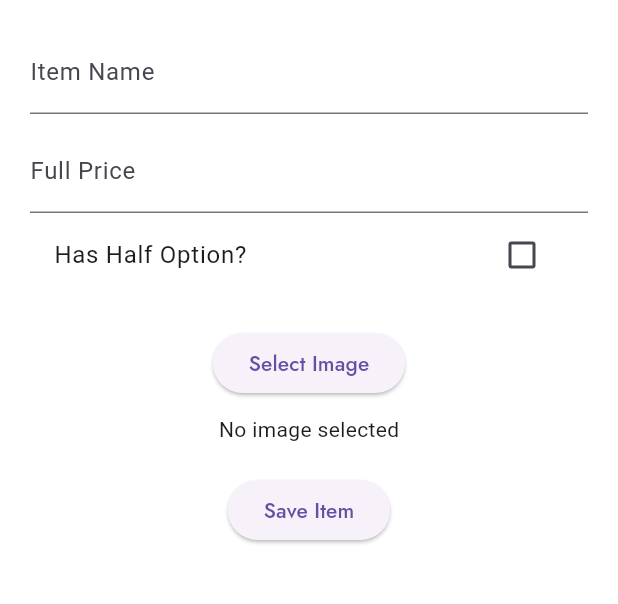
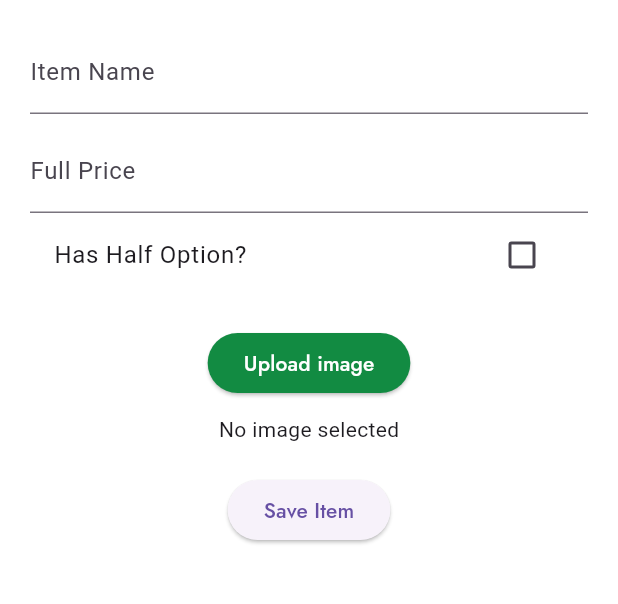
Before and after one commit to abhipawar2004/BillWiz, a Flutter app: the Menu screen opened directly, after a tap on "ADD MENU", on a phone screen of 412 x 824 dp, the part 120-724 px from its top. Run offline on Flutter 3.47's test engine with Material 3 defaults, Android fonts, the phone set to English and light mode, and no system bars; our stand-ins replace dotted_border, google_fonts, image_picker, pdf, printing; missing offline and left inert: stepper_counter_swipe.

```diff
--- a/lib/main.dart
+++ b/lib/main.dart
@@ -10,6 +10,7 @@ class MyApp extends StatelessWidget {
   @override
   Widget build(BuildContext context) {
     return MaterialApp(
+      theme: ThemeData(),
       debugShowCheckedModeBanner: false,
       title: 'Food App',
       home: SplashScreen(),
--- a/lib/model/cart.dart
+++ b/lib/model/cart.dart
@@ -1,4 +1,6 @@
-import 'package:flutter_app/model/Item.dart';
+
+
+import 'package:BillWiz/model/Item.dart';
 
 class CartItem {
   final Items item;
--- a/lib/pages/menu.dart
+++ b/lib/pages/menu.dart
@@ -1,8 +1,8 @@
 import 'package:flutter/material.dart';
-import 'package:flutter_app/widgets/addnewmenu.dart';
 import 'package:google_fonts/google_fonts.dart';
 import '../model/Item.dart';
 import '../model/Items.dart';
+import '../widgets/addnewmenu.dart';
 import '../widgets/menuItemTile.dart';
 
 class Menu extends StatefulWidget {
--- a/lib/pages/splash_screen.dart
+++ b/lib/pages/splash_screen.dart
@@ -1,8 +1,9 @@
 import 'dart:async';
 
+import 'package:BillWiz/pages/home.dart';
 import 'package:flutter/material.dart';
 
-import 'package:flutter_app/pages/home.dart';
+
 import 'package:google_fonts/google_fonts.dart';
 
 class SplashScreen extends StatefulWidget {
--- a/lib/widgets/Home1.dart
+++ b/lib/widgets/Home1.dart
@@ -1,7 +1,9 @@
 import 'package:flutter/material.dart';
-import 'package:flutter_app/pages/menu.dart';
-import 'package:flutter_app/pages/tables.dart';
+
 import 'package:google_fonts/google_fonts.dart';
+
+import '../pages/menu.dart';
+import '../pages/tables.dart';
 
 class Home1P extends StatelessWidget {
   const Home1P({super.key});
--- a/lib/widgets/addnewmenu.dart
+++ b/lib/widgets/addnewmenu.dart
@@ -1,5 +1,6 @@
 import 'dart:io';
 
+import 'package:dotted_border/dotted_border.dart';
 import 'package:flutter/material.dart';
 import 'package:google_fonts/google_fonts.dart';
 import 'package:image_picker/image_picker.dart';
@@ -37,7 +38,6 @@ class _AddMenuPageState extends State<AddMenuPage> {
     }
   }
 
-
   void _saveItem() {
     if (_formKey.currentState!.validate() && _image != null) {
       final newItem = {
@@ -51,7 +51,7 @@ class _AddMenuPageState extends State<AddMenuPage> {
       Navigator.of(context).pop();
     } else if (_image == null) {
       ScaffoldMessenger.of(context).showSnackBar(
-        SnackBar(content: Text('Please select an image')),
+        const SnackBar(content: Text('Please select an image')),
       );
     }
   }
@@ -90,9 +90,11 @@ class _AddMenuPageState extends State<AddMenuPage> {
             key: _formKey,
             child: SingleChildScrollView(
               child: Column(
-                children:[
+                children: [
                   TextFormField(
-                    decoration: InputDecoration(labelText: 'Item Name'),
+                    autocorrect: true,
+                    cursorColor: Color(0xFF128B42),
+                    decoration: const InputDecoration(labelText: 'Item Name',),
                     validator: (value) {
                       if (value == null || value.isEmpty) {
                         return 'Please enter the item name';
@@ -105,9 +107,9 @@ class _AddMenuPageState extends State<AddMenuPage> {
                       });
                     },
                   ),
-                  SizedBox(height: 10),
+                  const SizedBox(height: 10),
                   TextFormField(
-                    decoration: InputDecoration(labelText: 'Full Price'),
+                    decoration: const InputDecoration(labelText: 'Full Price'),
                     keyboardType: TextInputType.number,
                     validator: (value) {
                       if (value == null || value.isEmpty) {
@@ -125,7 +127,7 @@ class _AddMenuPageState extends State<AddMenuPage> {
                     },
                   ),
                   CheckboxListTile(
-                    title: Text('Has Half Option?'),
+                    title: const Text('Has Half Option?'),
                     value: hasHalfOption,
                     onChanged: (bool? value) {
                       setState(() {
@@ -135,11 +137,11 @@ class _AddMenuPageState extends State<AddMenuPage> {
                   ),
                   if (hasHalfOption)
                     TextFormField(
-                      decoration: InputDecoration(labelText: 'Half Price'),
+                      decoration:
+                          const InputDecoration(labelText: 'Half Price'),
                       keyboardType: TextInputType.number,
                       validator: (value) {
-                        if (hasHalfOption &&
-                            (value == null || value.isEmpty)) {
+                        if (hasHalfOption && (value == null || value.isEmpty)) {
                           return 'Please enter the half price';
                         }
                         if (value != null &&
@@ -155,18 +157,31 @@ class _AddMenuPageState extends State<AddMenuPage> {
                         });
                       },
                     ),
-                    SizedBox(height: 20,),
+                  const SizedBox(
+                    height: 20,
+                  ),
                   ElevatedButton(
-                    onPressed: _pickImage,  // Trigger image picker
-                    child: Text('Select Image',
-                        style: GoogleFonts.getFont('Jost')),
+
+                    style: ButtonStyle(backgroundColor: WidgetStatePropertyAll(Color(0xFF128B42))),
+                    onPressed: _pickImage, // Trigger image picker
+                    child: Text('Upload image',
+                        style: GoogleFonts.getFont('Jost',color: Colors.white)),
                   ),
-                  SizedBox(height: 10),
+                  const SizedBox(height: 10),
                   _image != null
-                      ? Image.file(_image!,
-                          height: 200, fit: BoxFit.cover)
-                      : Text('No image selected'),
-                  SizedBox(height: 20),
+                      ? Container(
+                          height: 250,
+                          width: 350,
+                          child: DottedBorder(
+                              color: Colors.black,
+                              strokeWidth: 2,
+                              dashPattern: [8, 4],
+                              child: Center(
+                                  child: Image.file(_image!,
+                                      height: 200, fit: BoxFit.cover))),
+                        )
+                      : const Text('No image selected'),
+                  const SizedBox(height: 20),
                   ElevatedButton(
                     onPressed: _saveItem,
                     child:
--- a/lib/widgets/cart_summary.dart
+++ b/lib/widgets/cart_summary.dart
@@ -1,8 +1,9 @@
 import 'package:flutter/material.dart';
-import 'package:flutter_app/model/cart.dart';
+
 
 import 'package:google_fonts/google_fonts.dart';
 
+import '../model/cart.dart';
 import '../model/order.dart';
 import '../pages/receipt.dart';
 
--- a/lib/widgets/menuItemTile.dart
+++ b/lib/widgets/menuItemTile.dart
@@ -1,8 +1,10 @@
 import 'dart:io';
 
 import 'package:flutter/material.dart';
-import 'package:flutter_app/model/Item.dart';
+
 import 'package:google_fonts/google_fonts.dart';
+
+import '../model/Item.dart';
 
 class MenuItemTile extends StatelessWidget {
   final Items item;
--- a/pubspec.yaml
+++ b/pubspec.yaml
@@ -1,5 +1,5 @@
-name: flutter_app
-description: "A new Flutter project."
+name: "BillWiz"
+
 publish_to: 'none' # Remove this line if you wish to publish to pub.dev
 
 version: 1.0.0+1
@@ -17,6 +17,7 @@ dependencies:
   printing: ^5.12.0
   pdf: ^3.11.0
   image_picker: ^1.1.2
+  dotted_border: ^2.1.0
 
 dev_dependencies:
   flutter_test:
```
Also changed, not shown: lib/pages/home.dart (+5 -3 lines), pubspec.lock. Lines whose indentation alone changed are shown as unchanged.
